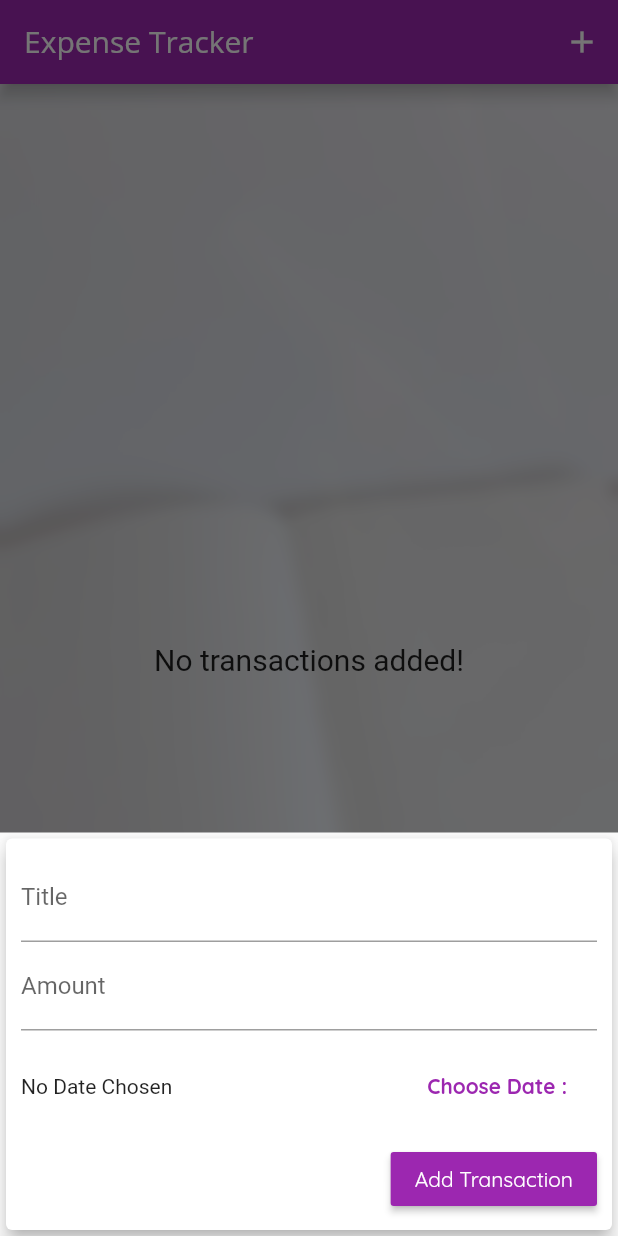
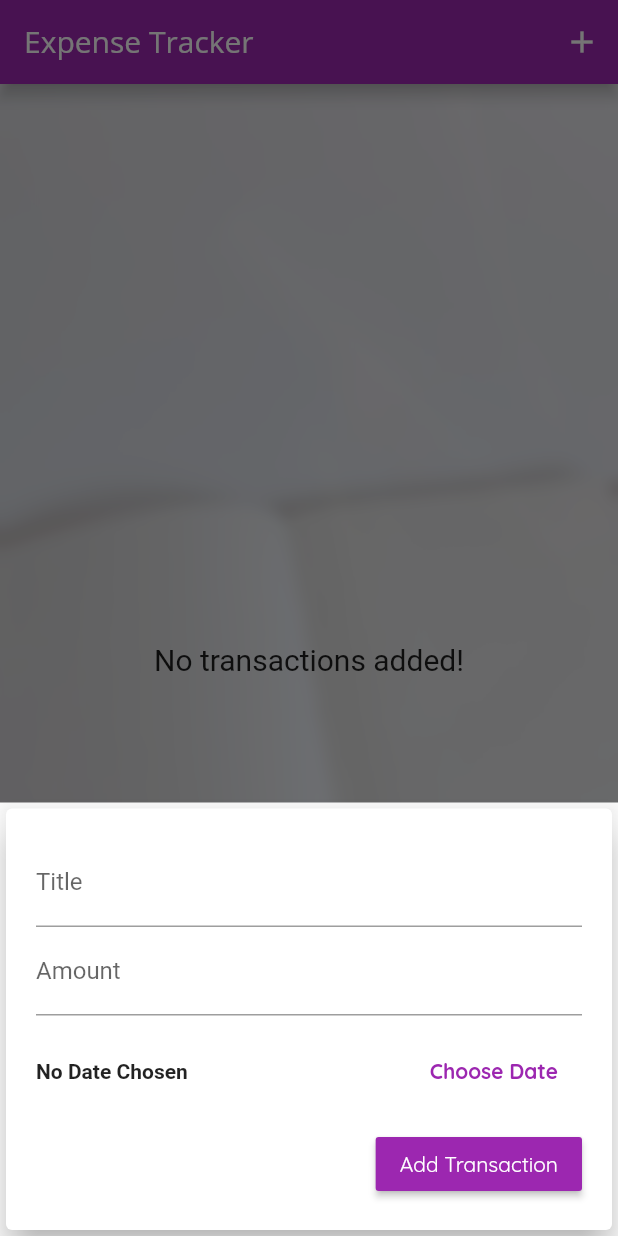
Before and after one commit to shaw8wit/Finance-Tracker, a Flutter app: the screen it shows after launch, after a tap on the "add" icon, on a phone screen of 412 x 824 dp. Run offline on Flutter 3.47's test engine with Material 2 defaults, Android fonts, the phone set to English and light mode, and no system bars; our stand-ins replace hive, hive_flutter; accounts and stored records are empty; generated files the repository leaves out were written again.

Commit message:
ios style updated

```diff
--- a/Finance/lib/main.dart
+++ b/Finance/lib/main.dart
@@ -1,12 +1,10 @@
 import 'dart:io';
 import 'dart:ui';
 
-import 'package:finance_app/widgets/chart.dart';
-import 'package:finance_app/widgets/transaction_item.dart';
+import 'package:finance_app/widgets/transaction_list.dart';
 import 'package:flutter/cupertino.dart';
 import 'package:flutter/material.dart';
 import 'package:hive/hive.dart';
-import 'package:hive_flutter/hive_flutter.dart';
 import 'package:path_provider/path_provider.dart' as path_provider;
 
 import './models/transaction.dart';
@@ -61,12 +59,9 @@ class _MyAppState extends State<MyApp> {
         ),
         builder: (ctx, snapshot) {
           if (snapshot.connectionState == ConnectionState.done) {
-            if (snapshot.hasError)
-              return Text(snapshot.error.toString());
-            else
-              return MyHomePage();
-          } else
-            return Scaffold();
+            return (snapshot.hasError) ? Text(snapshot.error.toString()) : MyHomePage();
+          }
+          return CircularProgressIndicator();
         },
       ),
     );
@@ -100,63 +95,6 @@ class MyHomePage extends StatelessWidget {
     );
   }
 
-  // list view to see all the expenses
-  Widget _buildListView(BuildContext context) {
-    final height = MediaQuery.of(context).size.height;
-    final width = MediaQuery.of(context).size.width;
-    return ValueListenableBuilder(
-      valueListenable: Hive.box('expense').listenable(),
-      builder: (ctx, box, _) {
-        List<Transaction> trans = [];
-        for (var i = 0; i < box.length; i++) {
-          var temp = box.getAt(i) as Transaction;
-          trans.add(temp);
-        }
-        return Container(
-          width: width,
-          height: height,
-          decoration: BoxDecoration(
-            image: DecorationImage(
-              image: AssetImage('assets/images/one.jpg'),
-              fit: BoxFit.cover,
-            ),
-          ),
-          child: BackdropFilter(
-            filter: ImageFilter.blur(sigmaX: 5, sigmaY: 5),
-            child: (box.length == 0)
-                ? Center(
-                    child: Text(
-                      "No transactions added!",
-                      style: TextStyle(fontSize: 20),
-                    ),
-                  )
-                : Column(
-                    children: [
-                      Container(
-                        height: height * 0.3,
-                        child: Chart(trans),
-                      ),
-                      Container(
-                        height: height * 0.6,
-                        child: ListView.builder(
-                          itemCount: box.length,
-                          itemBuilder: (context, index) {
-                            final transaction = box.getAt(index) as Transaction;
-                            return TransactionItem(
-                              transaction: transaction,
-                              deleteTx: () => box.deleteAt(index),
-                            );
-                          },
-                        ),
-                      ),
-                    ],
-                  ),
-          ),
-        );
-      },
-    );
-  }
-
   @override
   Widget build(BuildContext context) {
     final PreferredSizeWidget appBar = Platform.isIOS
@@ -184,11 +122,11 @@ class MyHomePage extends StatelessWidget {
     return Platform.isIOS
         ? CupertinoPageScaffold(
             navigationBar: appBar,
-            child: _buildListView(context),
+            child: TransactionList(),
           )
         : Scaffold(
             appBar: appBar,
-            body: _buildListView(context),
+            body: TransactionList(),
             floatingActionButton: FloatingActionButton.extended(
               icon: Icon(Icons.add),
               label: Text("Create"),
--- a/Finance/lib/widgets/new_transaction.dart
+++ b/Finance/lib/widgets/new_transaction.dart
@@ -1,11 +1,11 @@
-import '../widgets/adaptive_flat_button.dart';
 import 'package:flutter/cupertino.dart';
 import 'package:flutter/material.dart';
 import 'package:intl/intl.dart';
 
+import '../widgets/adaptive_flat_button.dart';
+
 class NewTransaction extends StatefulWidget {
   final Function addTx;
-
   NewTransaction(this.addTx);
 
   @override
@@ -13,27 +13,21 @@ class NewTransaction extends StatefulWidget {
 }
 
 class _NewTransactionState extends State<NewTransaction> {
-  final _titleController = TextEditingController(),
-      _amountController = TextEditingController();
+  final _titleController = TextEditingController(), _amountController = TextEditingController();
   DateTime _selectedDate;
 
   void _submitData() {
     if (_amountController.text.isEmpty) return;
-
-    final enteredTitle = _titleController.text;
     var enteredAmount;
-
     try {
       enteredAmount = double.parse(_amountController.text);
     } catch (e) {
+      print(e);
       return;
     }
-
-    if (enteredTitle.isEmpty || enteredAmount <= 0 || _selectedDate == null)
-      return;
-
+    final enteredTitle = _titleController.text;
+    if (enteredTitle.isEmpty || enteredAmount <= 0 || _selectedDate == null) return;
     widget.addTx(enteredTitle, enteredAmount, _selectedDate);
-
     Navigator.of(context).pop();
   }
 
@@ -55,13 +49,13 @@ class _NewTransactionState extends State<NewTransaction> {
   Widget build(BuildContext context) {
     return SingleChildScrollView(
       child: Card(
-        elevation: 5,
+        elevation: 10,
         child: Container(
           padding: EdgeInsets.only(
-            top: 10,
-            left: 10,
-            right: 10,
-            bottom: MediaQuery.of(context).viewInsets.bottom + 10,
+            top: 20,
+            left: 20,
+            right: 20,
+            bottom: MediaQuery.of(context).viewInsets.bottom + 20,
           ),
           child: Column(
             crossAxisAlignment: CrossAxisAlignment.end,
@@ -86,9 +80,10 @@ class _NewTransactionState extends State<NewTransaction> {
                         _selectedDate == null
                             ? 'No Date Chosen'
                             : 'Picked Date : ${DateFormat.yMMMd().format(_selectedDate)}',
+                        style: TextStyle(fontWeight: FontWeight.w600),
                       ),
                     ),
-                    AdaptiveFlatButton('Choose Date : ', _presentDatePicker),
+                    AdaptiveFlatButton('Choose Date', _presentDatePicker),
                   ],
                 ),
               ),
--- a/Finance/lib/widgets/transaction_item.dart
+++ b/Finance/lib/widgets/transaction_item.dart
@@ -17,7 +17,7 @@ class TransactionItem extends StatelessWidget {
   Widget build(BuildContext context) {
     return Card(
       color: Colors.white.withOpacity(0.6),
-      margin: EdgeInsets.symmetric(vertical: 7, horizontal: 10),
+      margin: const EdgeInsets.symmetric(vertical: 7, horizontal: 10),
       child: ListTile(
         leading: CircleAvatar(
           radius: 35,
--- a/Finance/lib/widgets/transaction_list.dart
+++ b/Finance/lib/widgets/transaction_list.dart
@@ -1,44 +1,62 @@
+import 'dart:ui';
+
 import 'package:flutter/material.dart';
+import 'package:hive/hive.dart';
+import 'package:hive_flutter/hive_flutter.dart';
+
+import './chart.dart';
+import './transaction_item.dart';
 import '../models/transaction.dart';
-import '../widgets/transaction_item.dart';
 
 class TransactionList extends StatelessWidget {
-  final List<Transaction> transactions;
-  final Function deleteTx;
-
-  TransactionList(this.transactions, this.deleteTx);
-
   @override
   Widget build(BuildContext context) {
-    return transactions.isEmpty
-        ? LayoutBuilder(builder: (ctx, constraints) {
-            return Column(
-              children: <Widget>[
-                Text(
-                  'No Transactions added yet!',
-                  style: Theme.of(context).textTheme.headline6,
-                ),
-                const SizedBox(
-                  height: 20,
-                ),
-                Container(
-                  height: constraints.maxHeight * 0.8,
-                  child: Image.asset(
-                    'assets/images/one.png',
+    final height = MediaQuery.of(context).size.height;
+    final width = MediaQuery.of(context).size.width;
+    return SafeArea(
+      child: ValueListenableBuilder(
+        valueListenable: Hive.box('expense').listenable(),
+        builder: (ctx, box, _) {
+          List<Transaction> trans = [];
+          for (var i = 0; i < box.length; i++) {
+            var temp = box.getAt(i) as Transaction;
+            trans.add(temp);
+          }
+          return Container(
+            width: width,
+            height: height,
+            decoration: BoxDecoration(
+              image: DecorationImage(
+                image: AssetImage('assets/images/one.jpg'),
                 fit: BoxFit.cover,
               ),
             ),
-              ],
-            );
-          })
-        : ListView.builder(
-            itemBuilder: (ctx, index) {
+            child: BackdropFilter(
+              filter: ImageFilter.blur(sigmaX: 5, sigmaY: 5),
+              child: (box.length == 0)
+                  ? Center(child: Text("No transactions added!", style: TextStyle(fontSize: 20)))
+                  : Column(
+                      children: [
+                        Expanded(child: Chart(trans)),
+                        Container(
+                          height: height * 0.65,
+                          child: ListView.builder(
+                            itemCount: box.length,
+                            itemBuilder: (context, index) {
+                              final transaction = box.getAt(index) as Transaction;
                               return TransactionItem(
-                transaction: transactions[index],
-                deleteTx: deleteTx,
+                                transaction: transaction,
+                                deleteTx: () => box.deleteAt(index),
                               );
                             },
-            itemCount: transactions.length,
+                          ),
+                        ),
+                      ],
+                    ),
+            ),
+          );
+        },
+      ),
     );
   }
 }
```
Also changed, not shown: Finance/lib/widgets/adaptive_flat_button.dart (+5 -11 lines), Finance/lib/widgets/chart.dart (+5 -11 lines), Finance/lib/widgets/chart_bar.dart (+5 -12 lines), 3 other files. Lines whose indentation alone changed are shown as unchanged.
